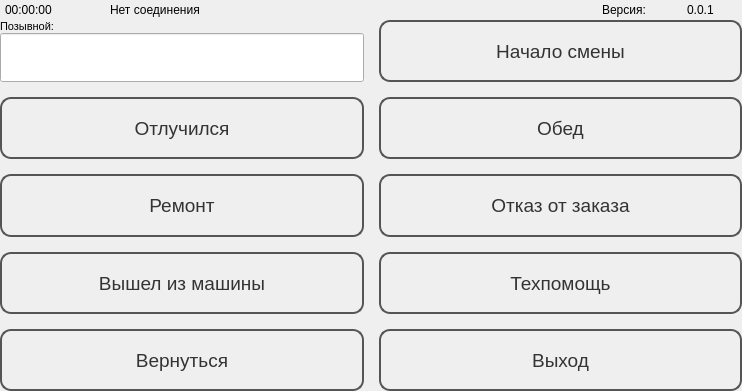
koolkhel/wince-taximeter, file indigotaxi.ui: the form before one commit.
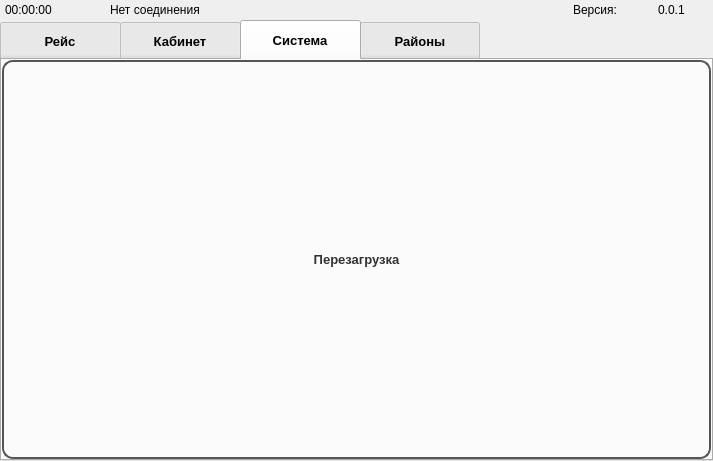
The form after the commit. The open tabs and pages were chosen to show the change.

Diff of the .ui file:
```diff
--- a/indigotaxi.ui
+++ b/indigotaxi.ui
@@ -6,8 +6,8 @@
    <rect>
     <x>0</x>
     <y>0</y>
-    <width>742</width>
-    <height>391</height>
+    <width>713</width>
+    <height>461</height>
    </rect>
   </property>
   <property name="sizePolicy">
@@ -69,6 +69,8 @@
 #regionList QScrollBar:vertical {
       width: 80px;
 }
+
+QTabBar::tab { height: 40px; width: 120px; }
 </string>
    </property>
    <layout class="QVBoxLayout" name="verticalLayout_10" stretch="1,100">
@@ -835,10 +837,69 @@
        </layout>
       </widget>
       <widget class="QWidget" name="settingsPage4">
+       <property name="sizePolicy">
+        <sizepolicy hsizetype="Expanding" vsizetype="Expanding">
+         <horstretch>0</horstretch>
+         <verstretch>0</verstretch>
+        </sizepolicy>
+       </property>
        <layout class="QVBoxLayout" name="verticalLayout_18">
+        <property name="spacing">
+         <number>0</number>
+        </property>
+        <property name="margin">
+         <number>0</number>
+        </property>
+        <item>
+         <widget class="QTabWidget" name="settingsTabWidget">
+          <property name="minimumSize">
+           <size>
+            <width>0</width>
+            <height>0</height>
+           </size>
+          </property>
+          <property name="font">
+           <font>
+            <pointsize>10</pointsize>
+            <weight>75</weight>
+            <bold>true</bold>
+           </font>
+          </property>
+          <property name="tabShape">
+           <enum>QTabWidget::Rounded</enum>
+          </property>
+          <property name="currentIndex">
+           <number>2</number>
+          </property>
+          <property name="elideMode">
+           <enum>Qt::ElideNone</enum>
+          </property>
+          <widget class="QWidget" name="orderSettingsTab1">
+           <property name="sizePolicy">
+            <sizepolicy hsizetype="Expanding" vsizetype="Expanding">
+             <horstretch>0</horstretch>
+             <verstretch>0</verstretch>
+            </sizepolicy>
+           </property>
+           <attribute name="title">
+            <string>Рейс</string>
+           </attribute>
+           <layout class="QVBoxLayout" name="verticalLayout_6">
         <item>
          <widget class="QStackedWidget" name="settingsStackedWidget">
+              <property name="sizePolicy">
+               <sizepolicy hsizetype="Expanding" vsizetype="Expanding">
+                <horstretch>0</horstretch>
+                <verstretch>0</verstretch>
+               </sizepolicy>
+              </property>
           <widget class="QWidget" name="mainSettingsPage1">
+               <property name="sizePolicy">
+                <sizepolicy hsizetype="Expanding" vsizetype="Expanding">
+                 <horstretch>0</horstretch>
+                 <verstretch>0</verstretch>
+                </sizepolicy>
+               </property>
            <layout class="QGridLayout" name="gridLayout" columnstretch="1,1">
             <property name="margin">
              <number>0</number>
@@ -1140,6 +1201,52 @@
         </item>
        </layout>
       </widget>
+          <widget class="QWidget" name="driverCabinetSettingsTab2">
+           <property name="sizePolicy">
+            <sizepolicy hsizetype="Expanding" vsizetype="Expanding">
+             <horstretch>0</horstretch>
+             <verstretch>0</verstretch>
+            </sizepolicy>
+           </property>
+           <attribute name="title">
+            <string>Кабинет</string>
+           </attribute>
+          </widget>
+          <widget class="QWidget" name="systemSettingsTab3">
+           <property name="sizePolicy">
+            <sizepolicy hsizetype="Expanding" vsizetype="Expanding">
+             <horstretch>0</horstretch>
+             <verstretch>0</verstretch>
+            </sizepolicy>
+           </property>
+           <attribute name="title">
+            <string>Система</string>
+           </attribute>
+           <layout class="QVBoxLayout" name="verticalLayout_7">
+            <item>
+             <widget class="QPushButton" name="rebootButton">
+              <property name="sizePolicy">
+               <sizepolicy hsizetype="Expanding" vsizetype="Expanding">
+                <horstretch>0</horstretch>
+                <verstretch>0</verstretch>
+               </sizepolicy>
+              </property>
+              <property name="text">
+               <string>Перезагрузка</string>
+              </property>
+             </widget>
+            </item>
+           </layout>
+          </widget>
+          <widget class="QWidget" name="regionsSettingsTab4">
+           <attribute name="title">
+            <string>Районы</string>
+           </attribute>
+          </widget>
+         </widget>
+        </item>
+       </layout>
+      </widget>
       <widget class="QWidget" name="aboutPage5"/>
       <widget class="QWidget" name="regionListPage6">
        <layout class="QVBoxLayout" name="verticalLayout_22" stretch="5,2">
```
Left out of the diff: 516 changed lines with no effect on the pictures. Lines whose indentation alone changed are shown as unchanged.
